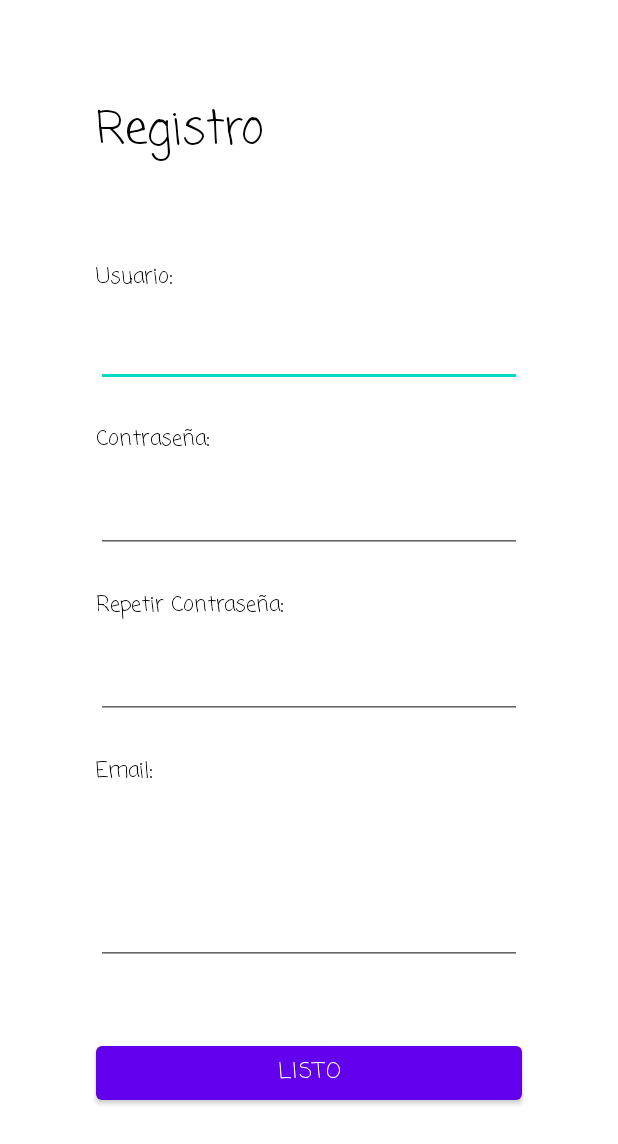
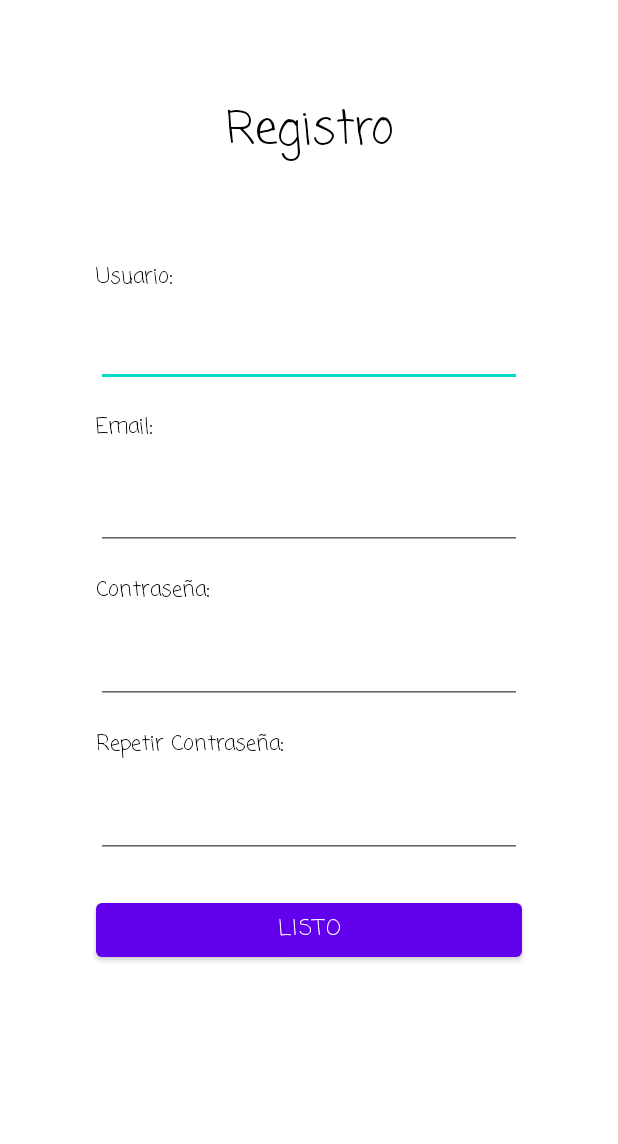
Before and after one commit to fernandoCV19/ProyectoMovil, an Android app: the RegisterActivity screen opened directly, with no data from a screen before it, on a phone screen of 412 x 824 dp. Shown: the top 1144 px of the screen. Run offline under Robolectric (Android 15) with nearby library versions, the phone set to English and light mode, and no system bars; our stand-ins replace Firebase (no records; nobody signed in at launch, a user with empty details on screens opened directly).

Commit message:
reacomodado de interfaz de registro

```diff
--- a/Macchiato/app/src/main/res/layout/activity_register.xml
+++ b/Macchiato/app/src/main/res/layout/activity_register.xml
@@ -15,6 +15,7 @@
         android:layout_marginEnd="64dp"
         android:fontFamily="casual"
         android:text="@string/textRegistro"
+        android:gravity="center"
         android:textColor="@color/black"
         android:textSize="30sp"
         app:layout_constraintEnd_toEndOf="parent"
@@ -26,12 +27,10 @@
         android:layout_width="0dp"
         android:layout_height="46dp"
         android:layout_marginStart="64dp"
-        android:layout_marginLeft="64dp"
         android:layout_marginTop="16dp"
         android:layout_marginEnd="64dp"
-        android:layout_marginRight="64dp"
+        android:ems="10"
         android:fontFamily="casual"
-        android:ems="10"
         android:inputType="textPersonName"
         android:text=""
         app:layout_constraintEnd_toEndOf="parent"
@@ -57,27 +56,28 @@
         android:layout_width="0dp"
         android:layout_height="wrap_content"
         android:layout_marginStart="64dp"
-        android:layout_marginTop="24dp"
+        android:layout_marginTop="16dp"
         android:layout_marginEnd="64dp"
         android:fontFamily="casual"
         android:text="@string/textContraseña"
         android:textColor="@color/black"
         app:layout_constraintEnd_toEndOf="parent"
-        app:layout_constraintHorizontal_bias="0.611"
+        app:layout_constraintHorizontal_bias="0.0"
         app:layout_constraintStart_toStartOf="parent"
-        app:layout_constraintTop_toBottomOf="@+id/editTextTextPersonName" />
+        app:layout_constraintTop_toBottomOf="@+id/editTextTextEmailAddress2" />
 
     <TextView
         android:id="@+id/textView5"
         android:layout_width="0dp"
         android:layout_height="wrap_content"
         android:layout_marginStart="64dp"
-        android:layout_marginTop="24dp"
+        android:layout_marginTop="16dp"
         android:layout_marginEnd="64dp"
         android:fontFamily="casual"
         android:text="@string/textRepetir_contrase_a"
         android:textColor="@color/black"
         app:layout_constraintEnd_toEndOf="parent"
+        app:layout_constraintHorizontal_bias="0.0"
         app:layout_constraintStart_toStartOf="parent"
         app:layout_constraintTop_toBottomOf="@+id/editTextTextPassword2" />
 
@@ -86,15 +86,13 @@
         android:layout_width="0dp"
         android:layout_height="wrap_content"
         android:layout_marginStart="64dp"
-        android:layout_marginTop="16dp"
+        android:layout_marginTop="22dp"
         android:layout_marginEnd="64dp"
-        android:layout_marginBottom="128dp"
         android:ems="10"
         android:fontFamily="casual"
         android:inputType="textEmailAddress"
-        app:layout_constraintBottom_toBottomOf="parent"
         app:layout_constraintEnd_toEndOf="parent"
-        app:layout_constraintHorizontal_bias="0.318"
+        app:layout_constraintHorizontal_bias="0.0"
         app:layout_constraintStart_toStartOf="parent"
         app:layout_constraintTop_toBottomOf="@+id/textView7" />
 
@@ -103,14 +101,13 @@
         android:layout_width="0dp"
         android:layout_height="wrap_content"
         android:layout_marginStart="64dp"
-        android:layout_marginLeft="64dp"
         android:layout_marginTop="16dp"
         android:layout_marginEnd="64dp"
-        android:layout_marginRight="64dp"
         android:ems="10"
         android:fontFamily="casual"
         android:inputType="textPassword"
         app:layout_constraintEnd_toEndOf="parent"
+        app:layout_constraintHorizontal_bias="0.0"
         app:layout_constraintStart_toStartOf="parent"
         app:layout_constraintTop_toBottomOf="@+id/textView4" />
 
@@ -119,14 +116,13 @@
         android:layout_width="0dp"
         android:layout_height="wrap_content"
         android:layout_marginStart="64dp"
-        android:layout_marginLeft="64dp"
         android:layout_marginTop="16dp"
         android:layout_marginEnd="64dp"
-        android:layout_marginRight="64dp"
+        android:ems="10"
         android:fontFamily="casual"
-        android:ems="10"
         android:inputType="textPassword"
         app:layout_constraintEnd_toEndOf="parent"
+        app:layout_constraintHorizontal_bias="0.0"
         app:layout_constraintStart_toStartOf="parent"
         app:layout_constraintTop_toBottomOf="@+id/textView5" />
 
@@ -135,27 +131,28 @@
         android:layout_width="0dp"
         android:layout_height="wrap_content"
         android:layout_marginStart="64dp"
-        android:layout_marginTop="24dp"
+        android:layout_marginTop="16dp"
         android:layout_marginEnd="64dp"
         android:fontFamily="casual"
         android:text="@string/textEmailregister"
         android:textColor="@color/black"
         app:layout_constraintEnd_toEndOf="parent"
+        app:layout_constraintHorizontal_bias="0.0"
         app:layout_constraintStart_toStartOf="parent"
-        app:layout_constraintTop_toBottomOf="@+id/editTextTextPassword3" />
+        app:layout_constraintTop_toBottomOf="@+id/editTextTextPersonName" />
 
     <Button
         android:id="@+id/register_btn"
         android:layout_width="0dp"
         android:layout_height="wrap_content"
         android:layout_marginStart="64dp"
-        android:layout_marginTop="48dp"
+        android:layout_marginTop="24dp"
         android:layout_marginEnd="64dp"
         android:fontFamily="casual"
         android:onClick="registrar"
         android:text="@string/textListo"
         app:layout_constraintEnd_toEndOf="parent"
         app:layout_constraintStart_toStartOf="parent"
-        app:layout_constraintTop_toBottomOf="@+id/editTextTextEmailAddress2" />
+        app:layout_constraintTop_toBottomOf="@+id/editTextTextPassword3" />
 
 </androidx.constraintlayout.widget.ConstraintLayout>
```
